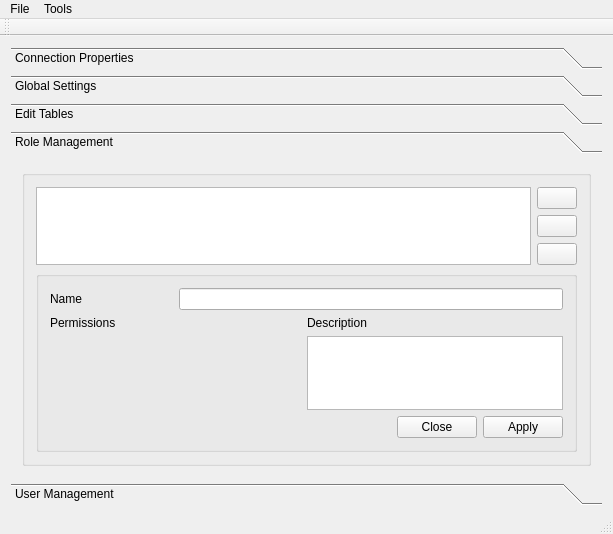
Before: the Qt Designer form conf_app/conf_app.ui in doublebyte1/app_solution, drawn with Qt 5.
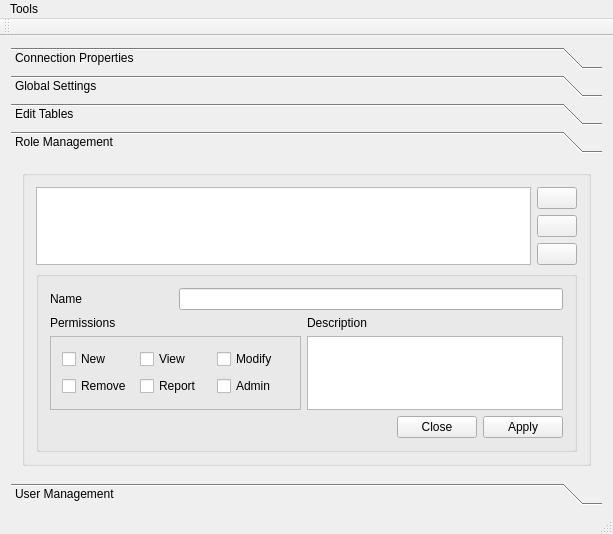
After: the same form once the commit is applied. The open tabs and pages were chosen to show the change. Icons and pictures are not drawn.

Patch:
```diff
--- a/conf_app/conf_app.ui
+++ b/conf_app/conf_app.ui
@@ -569,6 +569,114 @@
                 </item>
                </layout>
               </item>
+              <item row="2" column="0" colspan="2">
+               <widget class="QFrame" name="frame">
+                <property name="frameShape">
+                 <enum>QFrame::StyledPanel</enum>
+                </property>
+                <property name="frameShadow">
+                 <enum>QFrame::Raised</enum>
+                </property>
+                <layout class="QGridLayout" name="gridLayout_8">
+                 <item row="0" column="0">
+                  <widget class="QCheckBox" name="checkNew">
+                   <property name="toolTip">
+                    <string>Can create new records</string>
+                   </property>
+                   <property name="statusTip">
+                    <string>Can create new records</string>
+                   </property>
+                   <property name="whatsThis">
+                    <string>Permission to create new records</string>
+                   </property>
+                   <property name="text">
+                    <string>New</string>
+                   </property>
+                  </widget>
+                 </item>
+                 <item row="0" column="1">
+                  <widget class="QCheckBox" name="checkView">
+                   <property name="toolTip">
+                    <string>Can view records</string>
+                   </property>
+                   <property name="statusTip">
+                    <string>Can view records</string>
+                   </property>
+                   <property name="whatsThis">
+                    <string>Permission to create view records</string>
+                   </property>
+                   <property name="text">
+                    <string>View</string>
+                   </property>
+                  </widget>
+                 </item>
+                 <item row="0" column="2">
+                  <widget class="QCheckBox" name="checkMod">
+                   <property name="toolTip">
+                    <string>Can edit records</string>
+                   </property>
+                   <property name="statusTip">
+                    <string>Can edit records</string>
+                   </property>
+                   <property name="whatsThis">
+                    <string>Permission to modify records</string>
+                   </property>
+                   <property name="text">
+                    <string>Modify</string>
+                   </property>
+                  </widget>
+                 </item>
+                 <item row="1" column="2">
+                  <widget class="QCheckBox" name="checkAdmin">
+                   <property name="toolTip">
+                    <string>Superuser</string>
+                   </property>
+                   <property name="statusTip">
+                    <string>Superuser</string>
+                   </property>
+                   <property name="whatsThis">
+                    <string>Administrator permissions</string>
+                   </property>
+                   <property name="text">
+                    <string>Admin</string>
+                   </property>
+                  </widget>
+                 </item>
+                 <item row="1" column="1">
+                  <widget class="QCheckBox" name="checkRep">
+                   <property name="toolTip">
+                    <string>Can create/view reports</string>
+                   </property>
+                   <property name="statusTip">
+                    <string>Can create/view reports</string>
+                   </property>
+                   <property name="whatsThis">
+                    <string>Permission to access the reporter module</string>
+                   </property>
+                   <property name="text">
+                    <string>Report</string>
+                   </property>
+                  </widget>
+                 </item>
+                 <item row="1" column="0">
+                  <widget class="QCheckBox" name="checkRemove">
+                   <property name="toolTip">
+                    <string>Can delete records</string>
+                   </property>
+                   <property name="statusTip">
+                    <string>Can delete records</string>
+                   </property>
+                   <property name="whatsThis">
+                    <string>Permission to create delete records</string>
+                   </property>
+                   <property name="text">
+                    <string>Remove</string>
+                   </property>
+                  </widget>
+                 </item>
+                </layout>
+               </widget>
+              </item>
              </layout>
             </widget>
            </item>
@@ -825,12 +933,6 @@
      <height>18</height>
     </rect>
    </property>
-   <widget class="QMenu" name="menuFile">
-    <property name="title">
-     <string>File</string>
-    </property>
-    <addaction name="actionExit"/>
-   </widget>
    <widget class="QMenu" name="menuTools">
     <property name="title">
      <string>Tools</string>
@@ -860,7 +962,6 @@
     <addaction name="menuBackups"/>
     <addaction name="menuPatches"/>
    </widget>
-   <addaction name="menuFile"/>
    <addaction name="menuTools"/>
   </widget>
   <widget class="QToolBar" name="toolbar">
```
Left out of the diff: 100 changed lines with no effect on the pictures.
